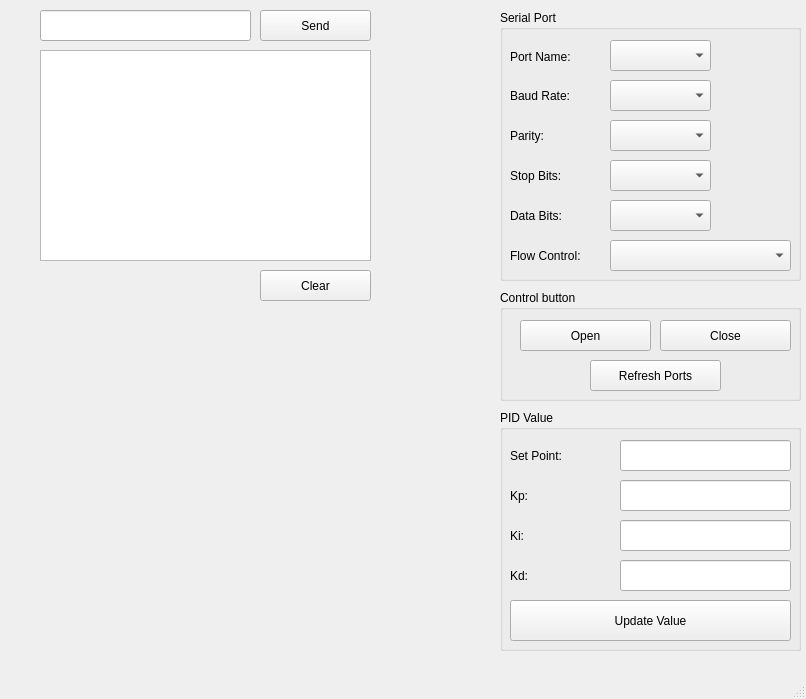
nguyenlamanhvu/GUI_PID, file mainwindow.ui: the form before one commit.
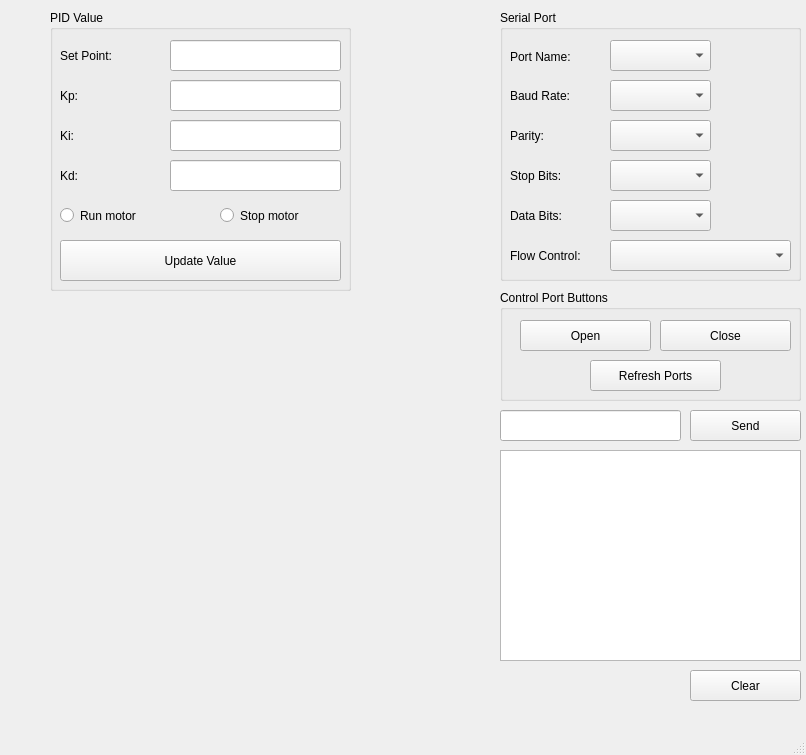
The form after the commit.

Commit message: add mode for sender and receiver

What changed in the file:
```diff
--- a/mainwindow.ui
+++ b/mainwindow.ui
@@ -7,7 +7,7 @@
     <x>0</x>
     <y>0</y>
     <width>806</width>
-    <height>699</height>
+    <height>755</height>
    </rect>
   </property>
   <property name="windowTitle">
@@ -17,9 +17,9 @@
    <widget class="QLineEdit" name="lnMessage">
     <property name="geometry">
      <rect>
-      <x>40</x>
-      <y>10</y>
-      <width>211</width>
+      <x>500</x>
+      <y>410</y>
+      <width>181</width>
       <height>31</height>
      </rect>
     </property>
@@ -27,8 +27,8 @@
    <widget class="QPushButton" name="btnSend">
     <property name="geometry">
      <rect>
-      <x>260</x>
-      <y>10</y>
+      <x>690</x>
+      <y>410</y>
       <width>111</width>
       <height>31</height>
      </rect>
@@ -40,9 +40,9 @@
    <widget class="QListWidget" name="lstMessages">
     <property name="geometry">
      <rect>
-      <x>40</x>
-      <y>50</y>
-      <width>331</width>
+      <x>500</x>
+      <y>450</y>
+      <width>301</width>
       <height>211</height>
      </rect>
     </property>
@@ -208,7 +208,7 @@
      </rect>
     </property>
     <property name="title">
-     <string>Control button</string>
+     <string>Control Port Buttons</string>
     </property>
     <widget class="QPushButton" name="btnOpenPort">
      <property name="geometry">
@@ -253,8 +253,8 @@
    <widget class="QPushButton" name="btnClear">
     <property name="geometry">
      <rect>
-      <x>260</x>
-      <y>270</y>
+      <x>690</x>
+      <y>670</y>
       <width>111</width>
       <height>31</height>
      </rect>
@@ -266,10 +266,10 @@
    <widget class="QGroupBox" name="groupBox_3">
     <property name="geometry">
      <rect>
-      <x>500</x>
-      <y>410</y>
+      <x>50</x>
+      <y>10</y>
       <width>301</width>
-      <height>241</height>
+      <height>281</height>
      </rect>
     </property>
     <property name="title">
@@ -371,7 +371,7 @@
      <property name="geometry">
       <rect>
        <x>10</x>
-       <y>190</y>
+       <y>230</y>
        <width>281</width>
        <height>41</height>
       </rect>
@@ -380,6 +380,32 @@
       <string>Update Value</string>
      </property>
     </widget>
+    <widget class="QRadioButton" name="rdRun">
+     <property name="geometry">
+      <rect>
+       <x>10</x>
+       <y>190</y>
+       <width>111</width>
+       <height>31</height>
+      </rect>
+     </property>
+     <property name="text">
+      <string>Run motor</string>
+     </property>
+    </widget>
+    <widget class="QRadioButton" name="rdStop">
+     <property name="geometry">
+      <rect>
+       <x>170</x>
+       <y>190</y>
+       <width>111</width>
+       <height>31</height>
+      </rect>
+     </property>
+     <property name="text">
+      <string>Stop motor</string>
+     </property>
+    </widget>
    </widget>
   </widget>
   <widget class="QMenuBar" name="menubar">
```
The commit also changes 2 other files.
